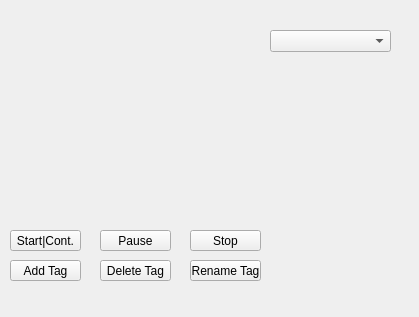
Netmisha/observer, file Observer/videotag.ui: the form before one commit.
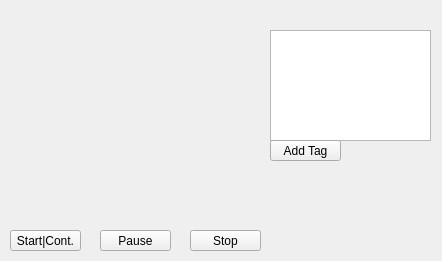
The form after the commit. Custom widgets are drawn as their Qt base class.

Commit message: Added subMenu for delete and renmae is now available(EarlyAlpha).

Patch:
```diff
--- a/Observer/videotag.ui
+++ b/Observer/videotag.ui
@@ -6,23 +6,13 @@
    <rect>
     <x>0</x>
     <y>0</y>
-    <width>419</width>
-    <height>317</height>
+    <width>442</width>
+    <height>261</height>
    </rect>
   </property>
   <property name="windowTitle">
    <string>Form</string>
   </property>
-  <widget class="QComboBox" name="Tags">
-   <property name="geometry">
-    <rect>
-     <x>270</x>
-     <y>30</y>
-     <width>121</width>
-     <height>22</height>
-    </rect>
-   </property>
-  </widget>
   <widget class="QPushButton" name="Start">
    <property name="geometry">
     <rect>
@@ -57,53 +47,14 @@
     <rect>
      <x>10</x>
      <y>30</y>
-     <width>251</width>
-     <height>191</height>
+     <width>250</width>
+     <height>190</height>
     </rect>
    </property>
    <property name="autoFillBackground">
     <bool>false</bool>
    </property>
   </widget>
-  <widget class="QPushButton" name="AddTag">
-   <property name="geometry">
-    <rect>
-     <x>10</x>
-     <y>260</y>
-     <width>71</width>
-     <height>21</height>
-    </rect>
-   </property>
-   <property name="text">
-    <string>Add Tag</string>
-   </property>
-  </widget>
-  <widget class="QPushButton" name="DeleteTag">
-   <property name="geometry">
-    <rect>
-     <x>100</x>
-     <y>260</y>
-     <width>71</width>
-     <height>21</height>
-    </rect>
-   </property>
-   <property name="text">
-    <string>Delete Tag</string>
-   </property>
-  </widget>
-  <widget class="QPushButton" name="RenameTag">
-   <property name="geometry">
-    <rect>
-     <x>190</x>
-     <y>260</y>
-     <width>71</width>
-     <height>21</height>
-    </rect>
-   </property>
-   <property name="text">
-    <string>Rename Tag</string>
-   </property>
-  </widget>
   <widget class="QPushButton" name="Pause">
    <property name="geometry">
     <rect>
@@ -121,12 +72,42 @@
    <property name="geometry">
     <rect>
      <x>270</x>
-     <y>70</y>
-     <width>121</width>
-     <height>81</height>
+     <y>160</y>
+     <width>161</width>
+     <height>91</height>
     </rect>
    </property>
   </widget>
+  <widget class="QListWidget" name="TagList">
+   <property name="geometry">
+    <rect>
+     <x>270</x>
+     <y>30</y>
+     <width>161</width>
+     <height>111</height>
+    </rect>
+   </property>
+  </widget>
+  <widget class="QPushButton" name="AddTag">
+   <property name="geometry">
+    <rect>
+     <x>270</x>
+     <y>140</y>
+     <width>71</width>
+     <height>21</height>
+    </rect>
+   </property>
+   <property name="text">
+    <string>Add Tag</string>
+   </property>
+  </widget>
+  <zorder>TagList</zorder>
+  <zorder>Start</zorder>
+  <zorder>Stop</zorder>
+  <zorder>MainV</zorder>
+  <zorder>Pause</zorder>
+  <zorder>TagStream</zorder>
+  <zorder>AddTag</zorder>
  </widget>
  <customwidgets>
   <customwidget>
```
The commit also changes 12 other files.
